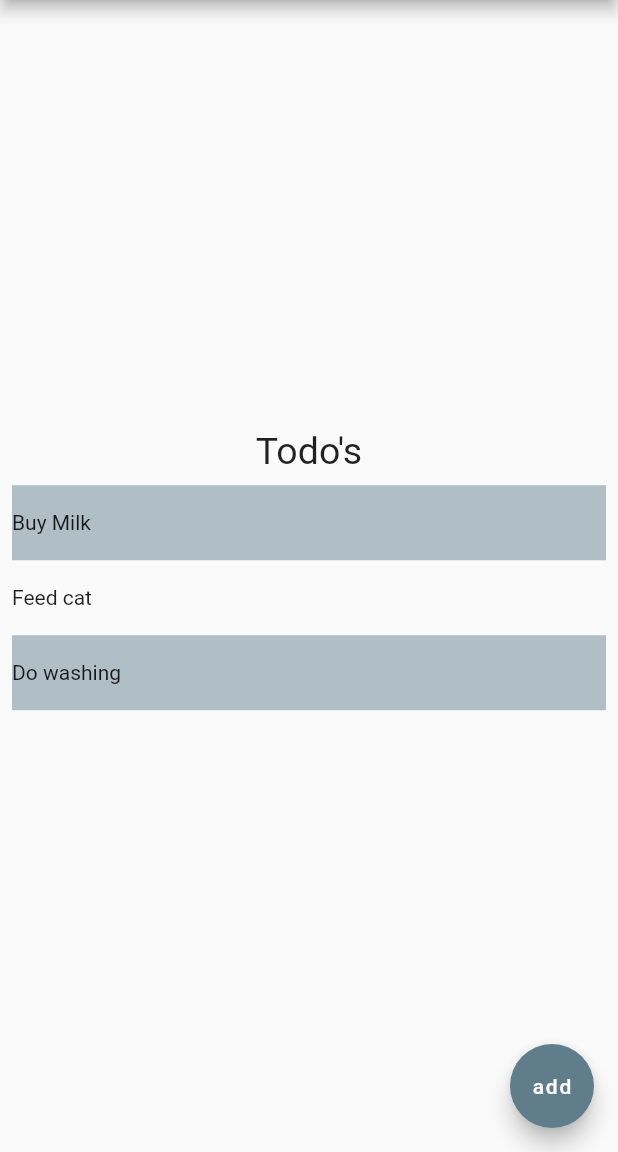
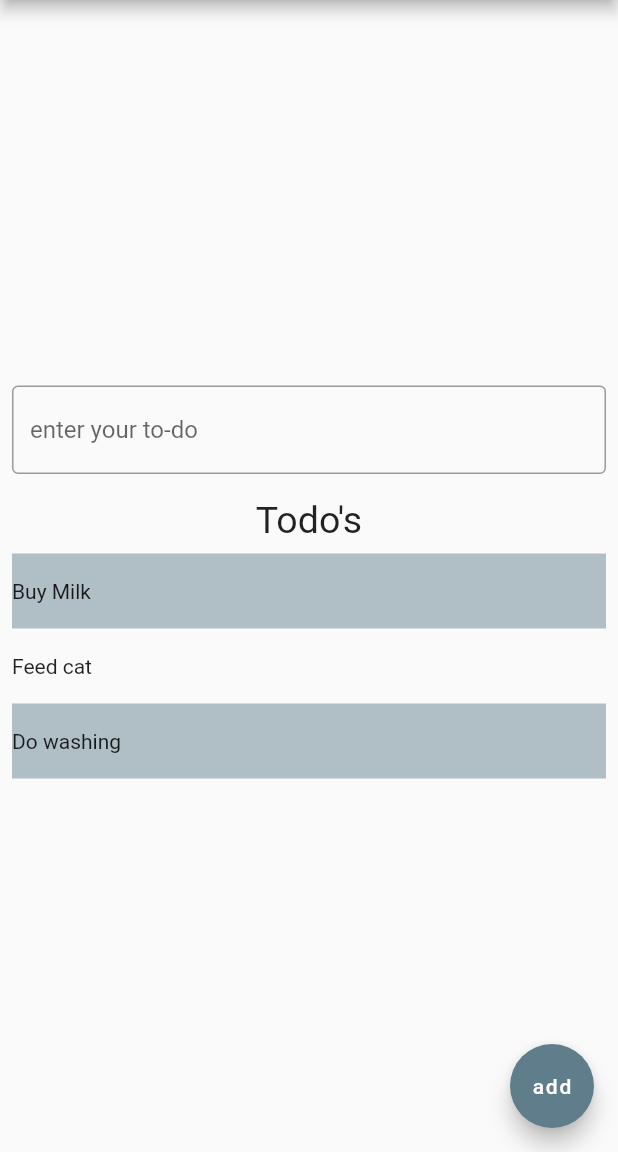
Before and after one commit to theislanglands/ToDo-App-Flutter, a Flutter app: the screen it shows after launch, on a phone screen of 412 x 824 dp, the part 84-1236 px from its top. Run offline on Flutter 3.47's test engine with Material 2 defaults, Android fonts, the phone set to English and light mode, and no system bars; missing offline and left inert: dart:html.

Commit message:
add textfield

```diff
--- a/lib/main.dart
+++ b/lib/main.dart
@@ -91,6 +91,7 @@ class _HomePageState extends State<HomePage> {
           // horizontal).
           mainAxisAlignment: MainAxisAlignment.center,
           children: <Widget>[
+            const MyCustomForm(),
             const Text('Todo\'s', style: TextStyle(fontSize: 25)),
             ListView.builder(
                 shrinkWrap: true,
@@ -119,3 +120,25 @@ class _HomePageState extends State<HomePage> {
     );
   }
 }
+
+class MyCustomForm extends StatelessWidget {
+  const MyCustomForm({super.key});
+
+  @override
+  Widget build(BuildContext context) {
+    return Column(
+      crossAxisAlignment: CrossAxisAlignment.start,
+      children: const <Widget>[
+        Padding(
+          padding: EdgeInsets.symmetric(horizontal: 8, vertical: 16),
+          child: TextField(
+            decoration: InputDecoration(
+              border: OutlineInputBorder(),
+              hintText: 'enter your to-do',
+            ),
+          ),
+        ),
+      ],
+    );
+  }
+}
```
